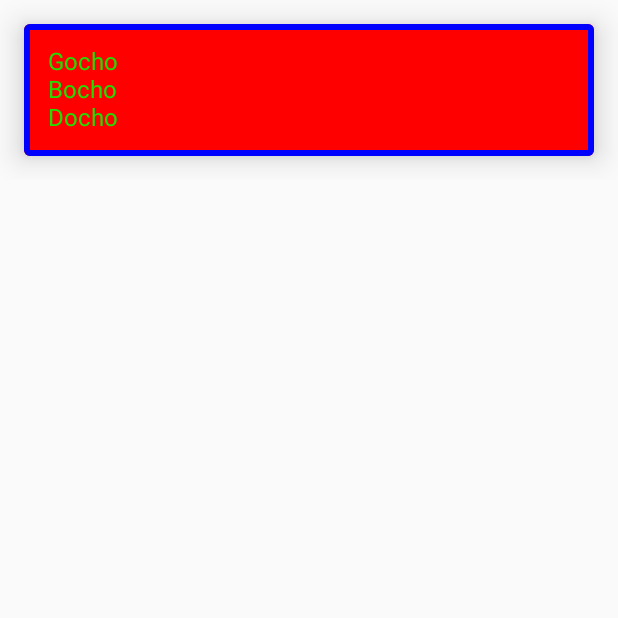
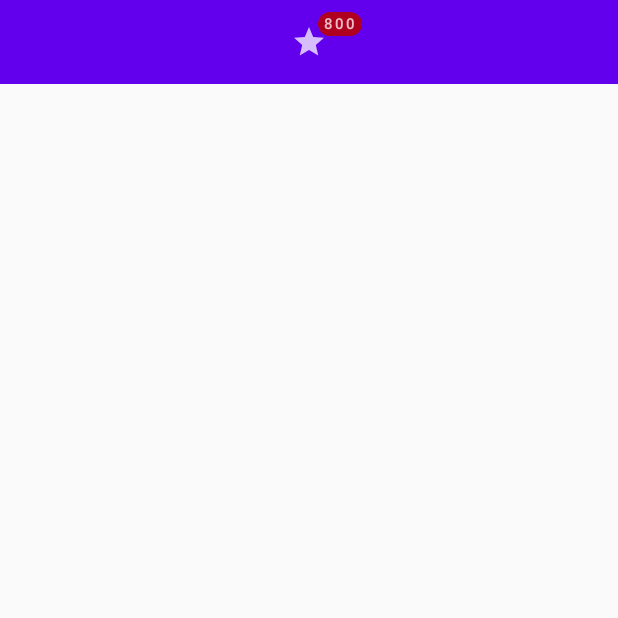
Before and after one commit to veselin0/Jetpack-Compose-Aristedes, an Android app built with Jetpack Compose: the screen it shows after launch (MainActivity), on a phone screen of 412 x 824 dp, the top half of it. Run offline under Robolectric (Android 15) with nearby library versions, the phone set to English and light mode, and no system bars.

Commit message:
45. BadgeBox

```diff
--- a/JetpackComponentsCatalog/app/src/main/java/com/example/jetpackcomponentscatalog/MainActivity.kt
+++ b/JetpackComponentsCatalog/app/src/main/java/com/example/jetpackcomponentscatalog/MainActivity.kt
@@ -5,11 +5,15 @@ import androidx.activity.ComponentActivity
 import androidx.activity.compose.setContent
 import androidx.compose.foundation.BorderStroke
 import androidx.compose.foundation.Image
+import androidx.compose.foundation.background
 import androidx.compose.foundation.border
 import androidx.compose.foundation.layout.*
 import androidx.compose.foundation.shape.CircleShape
 import androidx.compose.material.*
+import androidx.compose.material.SnackbarDefaults.backgroundColor
 import androidx.compose.material.icons.Icons
+import androidx.compose.material.icons.filled.Favorite
+import androidx.compose.material.icons.filled.Star
 import androidx.compose.material.icons.rounded.Star
 import androidx.compose.runtime.*
 import androidx.compose.runtime.saveable.rememberSaveable
@@ -18,6 +22,8 @@ import androidx.compose.ui.Modifier
 import androidx.compose.ui.draw.clip
 import androidx.compose.ui.graphics.Color
 import androidx.compose.ui.res.painterResource
+import androidx.compose.ui.semantics.contentDescription
+import androidx.compose.ui.semantics.semantics
 import androidx.compose.ui.state.ToggleableState
 import androidx.compose.ui.text.TextStyle
 import androidx.compose.ui.text.font.FontFamily
@@ -34,7 +40,7 @@ class MainActivity : ComponentActivity() {
         super.onCreate(savedInstanceState)
         setContent {
             JetpackComponentsCatalogTheme {
-               MyCard()
+                MyBadgeBox()
             }
         }
     }
@@ -45,13 +51,40 @@ class MainActivity : ComponentActivity() {
 @Composable
 fun DefaultPreview() {
     JetpackComponentsCatalogTheme {
-        MyCard()
+        MyBadgeBox()
     }
 }
 
 @Composable
+fun MyBadgeBox() {
+    BottomNavigation {
+        BottomNavigationItem(
+            icon = {
+                BadgedBox(badge = {
+                    Badge() {
+                        val badgeNumber = "800"
+                        Text(
+                            badgeNumber,
+                            modifier = Modifier.semantics {
+                                contentDescription = "$badgeNumber new notifications"
+                            }
+                        )
+                    }
+                }) {
+                    Icon(
+                        Icons.Filled.Star,
+                        contentDescription = "Star"
+                    )
+                }
+            },
+            selected = false,
+            onClick = {}
+        )
+    }
+    @Composable
     fun MyCard() {
-    Card(modifier = Modifier
+        Card(
+            modifier = Modifier
                 .fillMaxWidth()
                 .padding(16.dp),
             elevation = 12.dp,
@@ -146,7 +179,9 @@ fun getOptions(titles: List<String>): List<CheckInfo> {
                 title = it,
                 selected = status,
 //                        onCheckedChange = { status = it } // it is the iterator (the Boolean from CheckInfo)
-            onCheckedChange = { myNewStatus -> status = myNewStatus } // another way to do the same
+                onCheckedChange = { myNewStatus ->
+                    status = myNewStatus
+                } // another way to do the same
             )
         }
     }
@@ -438,3 +473,4 @@ fun MyText() {
         }
 
     }
+}
```
Lines whose indentation alone changed are shown as unchanged.
